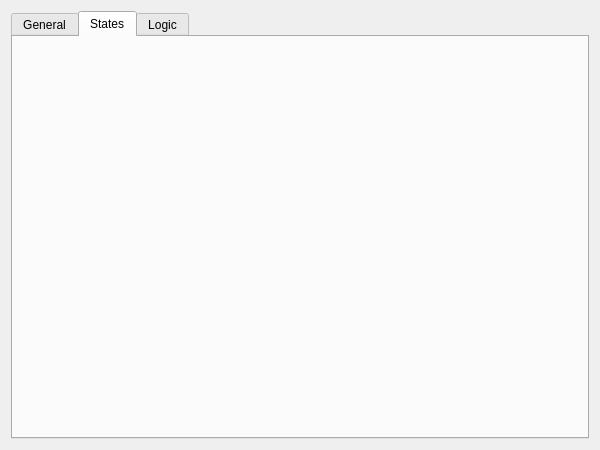
Qt form ConfigWindow/configwindow.ui (Skwara/CA_Suite) before a commit.
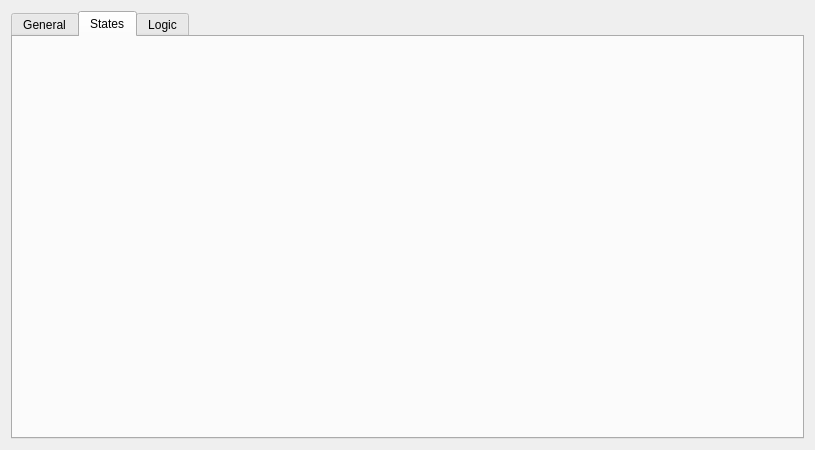
The same form after that commit.

Diff of the .ui file:
```diff
--- a/ConfigWindow/configwindow.ui
+++ b/ConfigWindow/configwindow.ui
@@ -6,7 +6,7 @@
    <rect>
     <x>0</x>
     <y>0</y>
-    <width>600</width>
+    <width>815</width>
     <height>450</height>
    </rect>
   </property>
```
